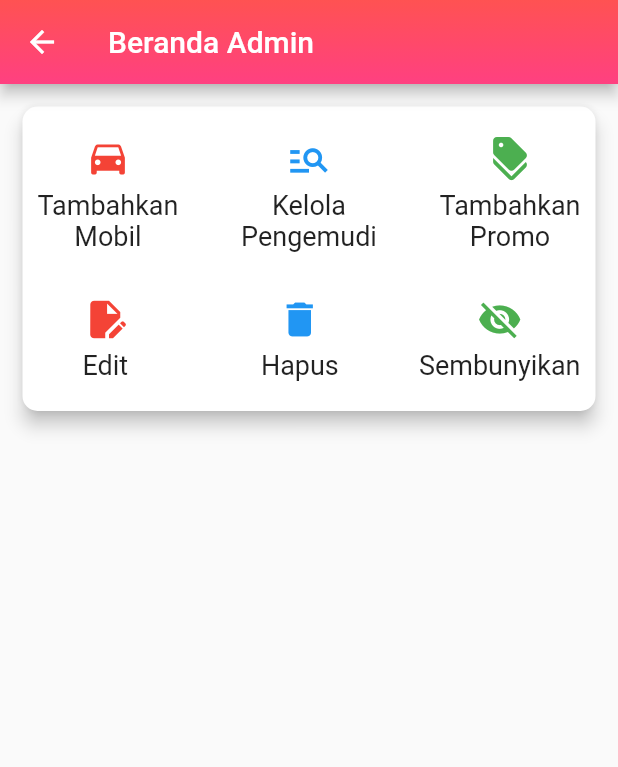
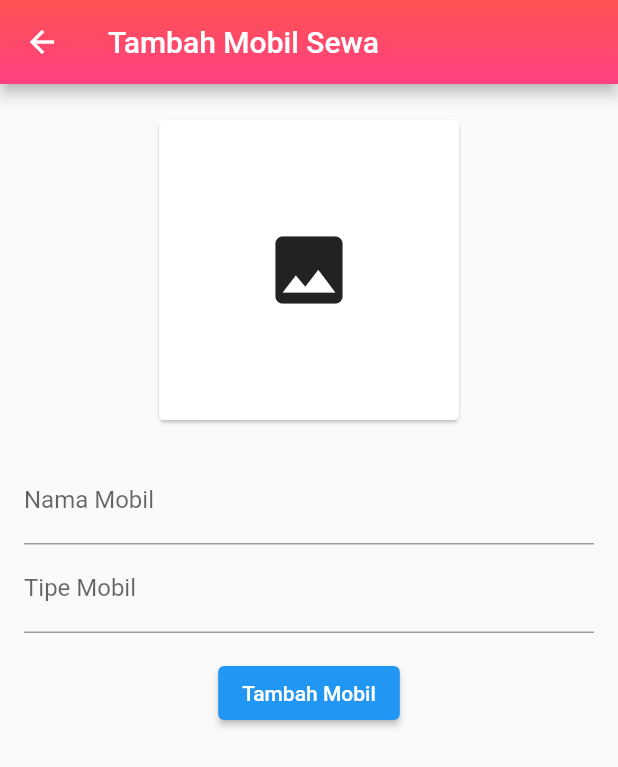
Before and after one commit to galihtra/seller_rent_car, a Flutter app: the HomeScreen screen opened directly, after a tap on an icon or button, on a phone screen of 412 x 824 dp. Shown: the top 767 px of the screen. Run offline on Flutter 3.47's test engine with Material 2 defaults, Android fonts, the phone set to English and light mode, and no system bars; our stand-ins replace cloud_firestore, firebase_auth, firebase_core, firebase_storage, image_picker; accounts and stored records are empty.

Commit message:
add name,tipe,image

```diff
--- /dev/null
+++ b/lib/model/car_model.dart
@@ -0,0 +1,15 @@
+class CarModel {
+  final String name;
+  final String type;
+  final String imageUrl;
+
+  CarModel(this.name, this.type, this.imageUrl);
+
+  Map<String, dynamic> toMap() {
+    return {
+      'name': name,
+      'type': type,
+      'imageUrl': imageUrl,
+    };
+  }
+}
--- /dev/null
+++ b/lib/pages/car/add_car.dart
@@ -0,0 +1,158 @@
+import 'dart:io';
+
+import 'package:flutter/material.dart';
+import 'package:cloud_firestore/cloud_firestore.dart';
+import 'package:image_picker/image_picker.dart';
+
+import '../../model/car_model.dart';
+
+class AddCar extends StatefulWidget {
+  const AddCar({Key? key}) : super(key: key);
+
+  @override
+  _AddCarState createState() => _AddCarState();
+}
+
+class _AddCarState extends State<AddCar> {
+  final TextEditingController nameController = TextEditingController();
+  final TextEditingController typeController = TextEditingController();
+  String? imageUrl; // Menyimpan URL gambar
+
+  Future<void> _addCar() async {
+    final name = nameController.text;
+    final type = typeController.text;
+
+    if (imageUrl != null && name.isNotEmpty && type.isNotEmpty) {
+      final car = CarModel(name, type, imageUrl!);
+
+      await FirebaseFirestore.instance.collection('cars').add(car.toMap());
+      ScaffoldMessenger.of(context).showSnackBar(
+        const SnackBar(
+          content: Text('Mobil telah ditambahkan ke Firestore'),
+        ),
+      );
+
+      nameController.clear();
+      typeController.clear();
+      setState(() {
+        imageUrl = null;
+      });
+    } else {
+      ScaffoldMessenger.of(context).showSnackBar(
+        SnackBar(
+          content: const Text(
+              'Harap isi semua field dan pilih gambar terlebih dahulu'),
+        ),
+      );
+    }
+  }
+
+  Future<void> _getImage(bool isFromGallery) async {
+    final source = isFromGallery ? ImageSource.gallery : ImageSource.camera;
+    final pickedFile = await ImagePicker().getImage(source: source);
+
+    if (pickedFile != null) {
+      setState(() {
+        imageUrl = pickedFile.path;
+      });
+    }
+  }
+
+  void _showImageSourceDialog() {
+    showDialog(
+      context: context,
+      builder: (BuildContext context) {
+        return AlertDialog(
+          title: const Text("Pilih Sumber Gambar"),
+          content: SingleChildScrollView(
+            child: ListBody(
+              children: <Widget>[
+                ListTile(
+                  leading: const Icon(Icons.photo),
+                  title: const Text("Pilih dari Galeri"),
+                  onTap: () {
+                    Navigator.of(context).pop();
+                    _getImage(true); // Pilih gambar dari galeri
+                  },
+                ),
+                ListTile(
+                  leading: const Icon(Icons.camera),
+                  title: const Text("Ambil Foto dari Kamera"),
+                  onTap: () {
+                    Navigator.of(context).pop();
+                    _getImage(false); // Ambil foto dari kamera
+                  },
+                ),
+              ],
+            ),
+          ),
+        );
+      },
+    );
+  }
+
+  @override
+  Widget build(BuildContext context) {
+    return Scaffold(
+      appBar: AppBar(
+        title: const Text("Tambah Mobil Sewa"),
+        flexibleSpace: Container(
+          decoration: const BoxDecoration(
+            gradient: LinearGradient(
+              begin: Alignment.topCenter,
+              end: Alignment.bottomCenter,
+              colors: [Colors.redAccent, Colors.pinkAccent],
+            ),
+          ),
+        ),
+      ),
+      body: Padding(
+        padding: const EdgeInsets.all(16.0),
+        child: Column(
+          children: [
+            if (imageUrl != null)
+              GestureDetector(
+                onTap: _showImageSourceDialog,
+                child: Image.file(
+                  File(imageUrl!),
+                  width: 200,
+                  height: 200,
+                  fit: BoxFit.cover,
+                ),
+              )
+            else
+              GestureDetector(
+                onTap: _showImageSourceDialog,
+                child: Card(
+                  margin: const EdgeInsets.all(8.0),
+                  child: Container(
+                    height: 200,
+                    width: 200,
+                    color: Colors.white60,
+                    child: const Icon(
+                      Icons.image,
+                      size: 60,
+                    ),
+                  ),
+                ),
+              ),
+            const SizedBox(height: 16.0),
+            TextField(
+              controller: nameController,
+              decoration: const InputDecoration(labelText: 'Nama Mobil'),
+            ),
+            TextField(
+              controller: typeController,
+              decoration: const InputDecoration(labelText: 'Tipe Mobil'),
+            ),
+            const SizedBox(height: 16.0),
+            ElevatedButton(
+              onPressed: _addCar,
+              child: const Text('Tambah Mobil'),
+            ),
+          ],
+        ),
+      ),
+    );
+  }
+}
--- a/lib/pages/home/home_screen.dart
+++ b/lib/pages/home/home_screen.dart
@@ -1,7 +1,8 @@
 import 'package:firebase_auth/firebase_auth.dart';
 import 'package:flutter/material.dart';
 import 'package:seller_rent_car/pages/auth/login_screen.dart';
-import 'package:seller_rent_car/pages/home/promo_screen.dart';
+import 'package:seller_rent_car/pages/car/add_car.dart';
+import 'package:seller_rent_car/pages/promo/promo_screen.dart';
 import 'package:seller_rent_car/pages/home/widgets/status_card_widget.dart';
 
 class HomeScreen extends StatefulWidget {
@@ -56,7 +57,14 @@ class _HomeScreenState extends State<HomeScreen> {
                             title: "Tambahkan\nMobil",
                             iconData: Icons.drive_eta,
                             iconColor: Colors.red,
-                            onTap: () {},
+                            onTap: () {
+                              Navigator.push(
+                                context,
+                                MaterialPageRoute(
+                                  builder: (context) => const AddCar(),
+                                ),
+                              );
+                            },
                           ),
                           FiturCard(
                             title: "Kelola\nPengemudi",
--- a/lib/pages/home/promo_screen.dart
+++ b/lib/pages/promo/promo_screen.dart
@@ -1,7 +1,7 @@
 import 'package:flutter/material.dart';
 import 'package:cloud_firestore/cloud_firestore.dart';
 import 'package:firebase_storage/firebase_storage.dart';
-import 'package:seller_rent_car/pages/home/add_image_promo.dart';
+import 'package:seller_rent_car/pages/promo/add_image_promo.dart';
 
 class PromoScreen extends StatelessWidget {
   PromoScreen({Key? key});
--- /dev/null
+++ b/lib/utils/images.dart
@@ -0,0 +1,3 @@
+class Images {
+  static const String placeholder = 'assets/images/placeholder.png';
+}
```
Also changed, not shown: assets/images/placeholder.png (added), lib/pages/promo/add_image_promo.dart (renamed from lib/pages/home/add_image_promo.dart).
